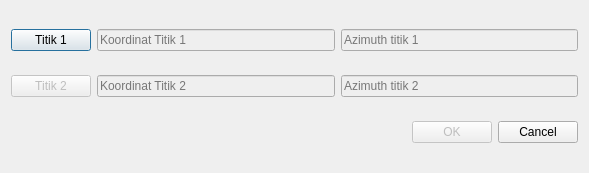
This is ui/triangulation.ui in nyanyaon/GeoKKP-GIS as Qt 5 draws it before an edit. The edited form follows.
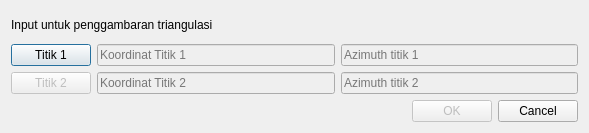
This is the edited form.

Patch:
```diff
--- a/ui/triangulation.ui
+++ b/ui/triangulation.ui
@@ -7,13 +7,20 @@
     <x>0</x>
     <y>0</y>
     <width>589</width>
-    <height>173</height>
+    <height>133</height>
    </rect>
   </property>
   <property name="windowTitle">
    <string>Dialog</string>
   </property>
   <layout class="QVBoxLayout" name="verticalLayout">
+   <item>
+    <widget class="QLabel" name="top_label">
+     <property name="text">
+      <string>Input untuk penggambaran triangulasi</string>
+     </property>
+    </widget>
+   </item>
    <item>
     <layout class="QHBoxLayout" name="horizontalLayout_4">
      <item>
```
